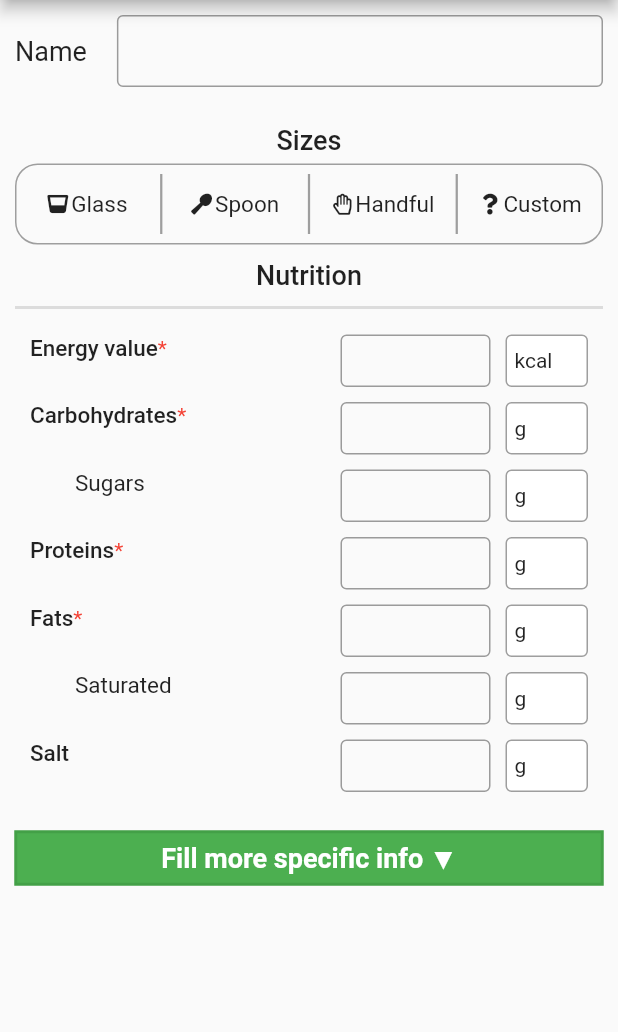
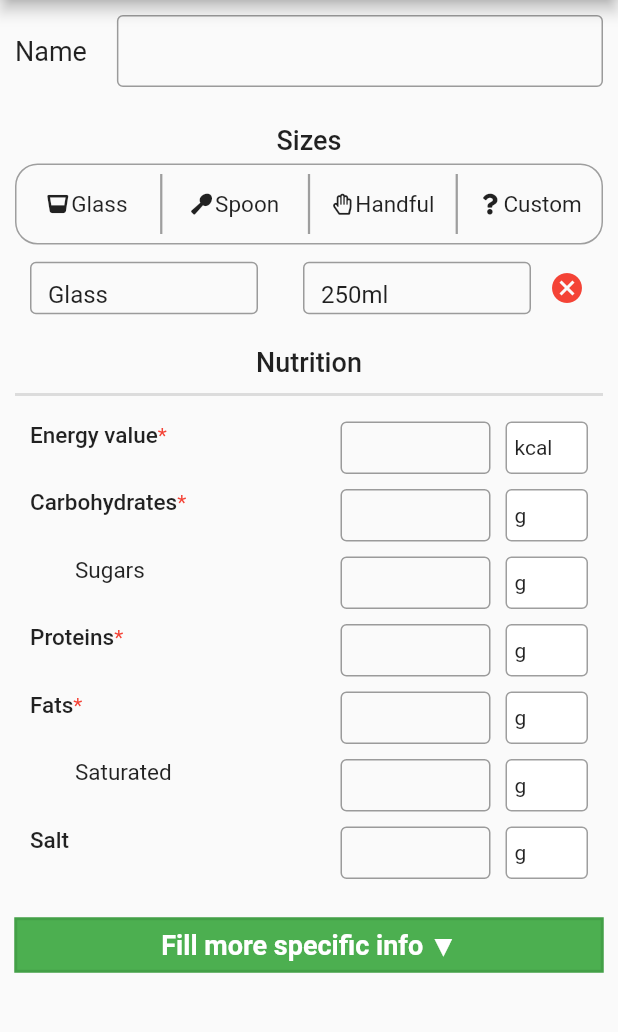
Before and after one commit to Xezolpl/Diet-Planner, a Flutter app: the ProductPage screen opened directly with sample values from the repository, after a tap on "Glass", on a phone screen of 412 x 824 dp, the part 105-1137 px from its top. Run offline on Flutter 3.47's test engine with Material 2 defaults, Android fonts, the phone set to English and light mode, and no system bars; our stand-ins replace data_connection_checker, font_awesome_flutter, freezed_annotation; generated files the repository leaves out were written again.

Commit message:
A long long battle to refactor portions view, but im still unsatisfied from the results ;/

```diff
--- /dev/null
+++ b/lib/model/portion_size.dart
@@ -0,0 +1,40 @@
+import 'package:flutter/material.dart';
+
+class PortionSize {
+  final String name;
+  final PortionSizeOptions option;
+  final Map<int, String> value;
+
+  PortionSize(
+      {@required this.name, @required this.option, @required this.value});
+}
+
+enum PortionSizeOptions { GLASS, SPOON, HANDFUL, CUSTOM }
+
+extension XPortionSizeOptions on PortionSizeOptions {
+  String get name {
+    switch (this) {
+      case PortionSizeOptions.GLASS:
+        return 'Glass';
+      case PortionSizeOptions.SPOON:
+        return 'Spoon';
+      case PortionSizeOptions.HANDFUL:
+        return 'Handful';
+      case PortionSizeOptions.CUSTOM:
+        return 'Custom';
+    }
+  }
+
+  Map<int, String> get defaultValue {
+    switch (this) {
+      case PortionSizeOptions.GLASS:
+        return {250: 'ml'};
+      case PortionSizeOptions.SPOON:
+        return {5: 'g'};
+      case PortionSizeOptions.HANDFUL:
+        return {30: 'g'};
+      case PortionSizeOptions.CUSTOM:
+        return {25: 'g'};
+    }
+  }
+}
--- /dev/null
+++ b/lib/presentation/product/portions_column.dart
@@ -0,0 +1,55 @@
+import 'package:diet_planner/model/portion_size.dart';
+import 'package:flutter/material.dart';
+
+import 'outline_border_text_field.dart';
+
+class PortionsColumn extends StatefulWidget {
+  final List<PortionSize> portionsList;
+
+  PortionsColumn(this.portionsList, {Key key}) : super(key: key);
+
+  @override
+  _PortionsColumnState createState() => _PortionsColumnState(portionsList);
+}
+
+class _PortionsColumnState extends State<PortionsColumn> {
+  List<PortionSize> portionsList;
+
+  _PortionsColumnState(this.portionsList);
+
+  @override
+  Widget build(BuildContext context) {
+    return Container(
+        margin: EdgeInsets.only(left: 10),
+        alignment: Alignment.center,
+        height: (portionsList.length * 58.0),
+        child: Column(
+            children: portionsList
+                .map((portionSize) => Container(
+                      padding: EdgeInsets.only(top: 5, bottom: 5),
+                      child: Row(
+                        children: [
+                          OutlineBorderTextField(
+                              initValue: portionSize.name,
+                              readOnly: (portionSize.option !=
+                                  PortionSizeOptions.CUSTOM)),
+                          SizedBox(
+                            width: 30,
+                          ),
+                          OutlineBorderTextField(
+                              initValue:
+                                  '${portionSize.value.keys.first}${portionSize.value.values.first}'),
+                          IconButton(
+                            icon: Icon(Icons.cancel, color: Colors.red),
+                            onPressed: () {
+                              setState(() {
+                                portionsList.remove(portionSize);
+                              });
+                            },
+                          )
+                        ],
+                      ),
+                    ))
+                .toList()));
+  }
+}
--- a/lib/presentation/product/product_page.dart
+++ b/lib/presentation/product/product_page.dart
@@ -1,9 +1,10 @@
 import 'package:diet_planner/model/meal.dart';
 import 'package:diet_planner/model/product.dart';
 import 'package:diet_planner/model/portion_size.dart';
+import 'package:diet_planner/presentation/product/portions_column.dart';
+import 'package:diet_planner/presentation/product/units_dropdown_button.dart';
 import 'package:diet_planner/presentation/widgets/meal_date_appbar.dart';
 import 'package:flutter/material.dart';
-import 'package:diet_planner/util/xdatetime.dart';
 import 'package:font_awesome_flutter/font_awesome_flutter.dart';
 
 class ProductPage extends StatefulWidget {
@@ -21,76 +22,28 @@ class _ProductPageState extends State<ProductPage> {
   final Meal meal;
   bool isProductDetailsWidgetVisible = false;
 
-  Container sizesList = Container();
-  List<PortionSize> sizes = [];
+  List<PortionSize> portionsList = [];
+  PortionsColumn portionsColumn;
 
   _ProductPageState(this.product, this.meal);
 
-  @override
-  void initState() {
-    super.initState();
-  }
+  void _sizesOptionOnTap([PortionSizeOptions sizeOption]) {
+    if (sizeOption != null) {
+      portionsList.add(PortionSize(
+          name: sizeOption.name,
+          option: sizeOption,
+          value: sizeOption.defaultValue));
+    }
 
-  void _sizesOptionOnTap([PortionSizeOptions sizeOption]) {
     setState(() {
-      if (sizeOption != null) {
-        sizes.add(
-            PortionSize(name: sizeOption.name, value: sizeOption.defaultValue));
-      }
-      sizesList = Container(
-        margin: EdgeInsets.only(left: 10),
-        alignment: Alignment.center,
-        height: (sizes.length * 58.0),
-        child: Column(
-            children: sizes
-                .map((e) => Container(
-                      padding: EdgeInsets.only(top: 5, bottom: 5),
-                      child: Row(
-                        children: [
-                          getOutlineBorderTextField(
-                              initValue: e.name,
-                              readOnly: sizeOption == PortionSizeOptions.CUSTOM
-                                  ? false
-                                  : true),
-                          SizedBox(
-                            width: 30,
-                          ),
-                          getOutlineBorderTextField(
-                              initValue:
-                                  '${e.value.keys.first}${e.value.values.first}'),
-                          IconButton(
-                              icon: Icon(Icons.cancel, color: Colors.red),
-                              onPressed: () {
-                                sizes.remove(e);
-                                _sizesOptionOnTap();
-                              }),
-                        ],
-                      ),
-                    ))
-                .toList()),
-      );
+      portionsColumn = PortionsColumn(portionsList);
     });
   }
 
-  Widget getOutlineBorderTextField({
-    Function(String) onChanged,
-    String initValue = '',
-    bool readOnly = false,
-  }) =>
-      Expanded(
-        child: Container(
-          height: 35,
-          child: TextField(
-            readOnly: readOnly,
-            onChanged: onChanged,
-            controller: TextEditingController(text: initValue),
-            decoration: InputDecoration(border: OutlineInputBorder()),
-          ),
-        ),
-      );
-
   @override
   Widget build(BuildContext context) {
+    portionsColumn = PortionsColumn(portionsList);
+
     return Scaffold(
       appBar: getMealDateAppBar(context, meal),
       body: Form(
@@ -233,7 +186,7 @@ class _ProductPageState extends State<ProductPage> {
                     ],
                   ),
                 ),
-                sizesList,
+                portionsColumn,
                 Container(
                   alignment: Alignment.center,
                   margin: EdgeInsets.only(top: 10, bottom: 3),
@@ -573,7 +526,7 @@ class _ProductPageState extends State<ProductPage> {
   }
 }
 
-class LabelWithTextFieldRow extends StatefulWidget {
+class LabelWithTextFieldRow extends StatelessWidget {
   final String label, hint;
   final List<String> units;
   final double indent;
@@ -590,24 +543,6 @@ class LabelWithTextFieldRow extends StatefulWidget {
       Key key})
       : assert(units != null && units.length > 0),
         super(key: key);
-
-  @override
-  State<StatefulWidget> createState() =>
-      LabelWithTextFieldRowState(label, hint, units, indent, needed, onChanged);
-}
-
-class LabelWithTextFieldRowState extends State<LabelWithTextFieldRow> {
-  final String label, hint;
-  final List<String> units;
-  final double indent;
-  final bool needed;
-  final Function(double) onChanged;
-
-  String selectedUnit;
-
-  LabelWithTextFieldRowState(this.label, this.hint, this.units, this.indent,
-      this.needed, this.onChanged)
-      : selectedUnit = units.first;
 
   @override
   Widget build(BuildContext context) {
@@ -666,26 +601,7 @@ class LabelWithTextFieldRowState extends State<LabelWithTextFieldRow> {
               height: 35,
               child: units.length == 1
                   ? Text(units[0])
-                  : DropdownButtonHideUnderline(
-                      child: DropdownButton<String>(
-                        value: selectedUnit,
-                        onChanged: (value) {
-                          setState(() {
-                            selectedUnit = value;
-                          });
-                        },
-                        items: units
-                            .map<DropdownMenuItem<String>>(
-                                (e) => DropdownMenuItem<String>(
-                                      value: e,
-                                      child: Text(
-                                        e,
-                                        style: TextStyle(fontSize: 14),
-                                      ),
-                                    ))
-                            .toList(),
-                      ),
-                    )),
+                  : UnitsDropdownButton(units)),
         ],
       ),
     );
--- a/pubspec.yaml
+++ b/pubspec.yaml
@@ -33,6 +33,9 @@ dependencies:
   freezed_annotation: ^0.11.0+1
   freezed: ^0.11.5
   uuid: ^2.2.0
+  connectivity: ^0.4.9+2
+  permission_handler: ^5.0.1+1
+  data_connection_checker: ^0.3.4
 
 dev_dependencies:
   flutter_test:
```
Also changed, not shown: pubspec.lock.
